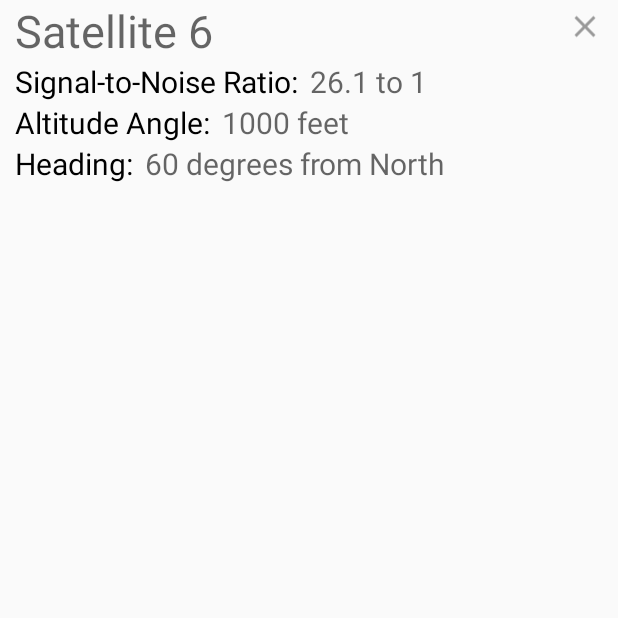
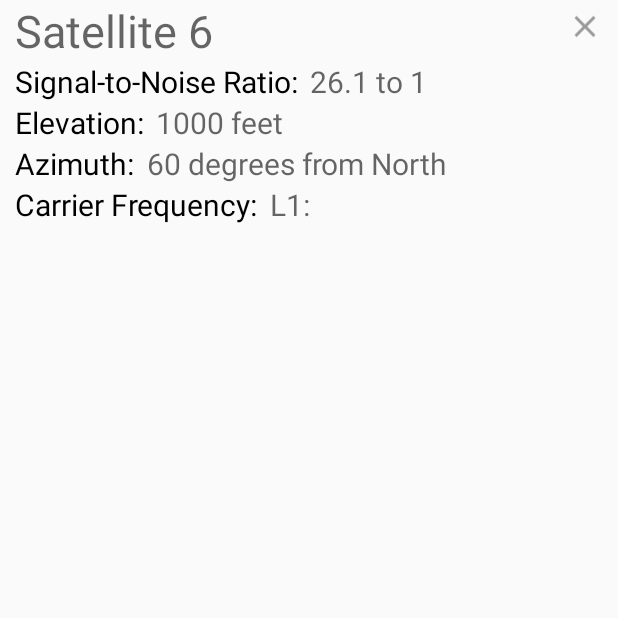
Before and after one commit to PublicNTP/time-server-app, an Android app: the fragment SatelliteDetailFragment shown on its own in the app's theme, on a phone screen of 412 x 824 dp, the top half of it. Run offline under Robolectric (Android 15) with nearby library versions, the phone set to English and light mode, and no system bars; our stand-ins replace ButterKnife; Roboto replaces fonts that are not available here; 5 statements that could not run were skipped.

Commit message:
started satellite updates

```diff
--- a/app/src/main/java/app/timeserver/ui/satellite/SignalGraphFragment.java
+++ b/app/src/main/java/app/timeserver/ui/satellite/SignalGraphFragment.java
@@ -14,6 +14,7 @@ import app.timeserver.ui.BaseFragment;
 
 import java.util.ArrayList;
 import java.util.Collections;
+import java.util.Comparator;
 import java.util.List;
 import java.util.stream.Collectors;
 
@@ -75,6 +76,7 @@ public class SignalGraphFragment extends BaseFragment {
 
         List<Column> satelliteSignalValues = new ArrayList<>();
         List<AxisValue> axisValues = new ArrayList<>();
+
         int i = 0;
         for (SatelliteModel s : satellites) {
             List<SubcolumnValue> subcolumnValues = new ArrayList<>();
@@ -88,6 +90,8 @@ public class SignalGraphFragment extends BaseFragment {
             satelliteSignalValues.add(column);
             axisValues.add(axisValue);
         }
+
+        Collections.sort(satelliteSignalValues);
         ColumnChartData columnChartData = new ColumnChartData(satelliteSignalValues);
         columnChartData.setStacked(true);
 
--- a/app/src/main/res/layout/fragment_satellite_detail.xml
+++ b/app/src/main/res/layout/fragment_satellite_detail.xml
@@ -94,5 +94,26 @@
             android:textColor="@color/satellite_detail_text"
             android:textSize="@dimen/satellite_detail_text_size" />
     </LinearLayout>
+    <LinearLayout
+        android:layout_width="wrap_content"
+        android:layout_height="wrap_content"
+        android:orientation="horizontal">
+
+        <TextView
+            android:layout_width="wrap_content"
+            android:layout_height="wrap_content"
+            android:layout_marginRight="@dimen/satellite_detail_label_margin"
+            android:text="@string/carrier_frequency"
+            android:textColor="@color/black"
+            android:textSize="@dimen/satellite_detail_text_size" />
+
+        <TextView
+            android:id="@+id/satellite_frequency"
+            android:layout_width="wrap_content"
+            android:layout_height="wrap_content"
+            android:hint="@string/carrier_frequency_example"
+            android:textColor="@color/satellite_detail_text"
+            android:textSize="@dimen/satellite_detail_text_size" />
+    </LinearLayout>
 
 </LinearLayout>
--- a/app/src/main/res/values/strings.xml
+++ b/app/src/main/res/values/strings.xml
@@ -66,11 +66,13 @@
     <string name="constellation">Constellation:</string>
     <string name="satellite_title_example">Satellite 6</string>
     <string name="satellite_coordinates_example">66 N 66 E</string>
-    <string name="altitude_angle">Altitude Angle: </string>
-    <string name="heading">Heading:</string>
+    <string name="altitude_angle">Elevation: </string>
+    <string name="heading">Azimuth:</string>
     <string name="satellite_heading_example">60 degrees from North</string>
     <string name="satellite_altitude_example">1000 feet</string>
     <string name="signal_to_noise_ratio">Signal-to-Noise Ratio:</string>
+    <string name="carrier_frequency">Carrier Frequency:</string>
+    <string name="carrier_frequency_example">L1:</string>
     <string name="unreliable_connection_warning">No reliable connection - connect to ethernet or wifi</string>
 
 </resources>
```
Also changed, not shown: app/src/main/java/app/timeserver/model/SatelliteModel.java (+23 -0 lines), app/src/main/java/app/timeserver/ui/satellite/SatelliteDetailFragment.java (+6 -2 lines), app/src/main/java/app/timeserver/ui/server/ServerFragment.java (+6 -1 lines).
